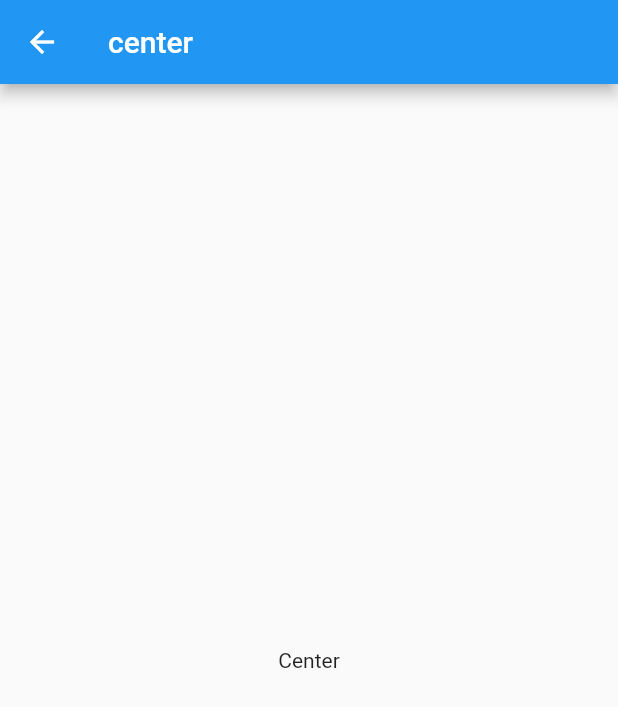
After one commit to kobeLw/Flutter_examle, a Flutter app: the Example2Page screen opened directly, after a tap on the "airport shuttle" icon, after a tap on the "add" icon, on a phone screen of 412 x 824 dp. The commit adds this screen. Shown: the top 707 px of the screen. Run offline on Flutter 3.47's test engine with Material 2 defaults, Android fonts, the phone set to English and light mode, and no system bars.

Commit message:
example2

```diff
--- /dev/null
+++ b/lib/example2/CenterPage.dart
@@ -0,0 +1,13 @@
+import 'package:flutter/material.dart';
+
+class CenterPageScreen extends StatelessWidget {
+  @override
+  Widget build(BuildContext context) {
+    return Scaffold(
+      appBar: AppBar(title: Text('center')),
+      body:Center(
+        child: Text('Center'),
+      )
+    );
+  }
+}
--- /dev/null
+++ b/lib/example2/bottom_appBar_demo.dart
@@ -0,0 +1,69 @@
+import 'package:flutter/material.dart';
+import 'package:flutter/rendering.dart';
+import 'homePage.dart';
+import 'mePage.dart';
+import 'CenterPage.dart';
+
+
+class BottomAppBarDemo extends StatefulWidget {
+  @override
+  _BottomAppBarDemoState createState() => _BottomAppBarDemoState();
+}
+
+class _BottomAppBarDemoState extends State<BottomAppBarDemo> {
+  int _currentIndex = 0;
+  List <Widget>pageList = [HomePageScreen(), CenterPageScreen(), MePageScreen()];
+
+  @override
+  Widget build(BuildContext context) {
+    return Scaffold(
+      body: pageList[_currentIndex],
+      floatingActionButton: FloatingActionButton(
+        onPressed: () {
+          Navigator.of(context).push(
+            MaterialPageRoute(
+              builder: (BuildContext context) {
+                return CenterPageScreen();
+              }
+            )
+          );
+        },
+        tooltip: 'Increment',
+        child: Icon(
+          Icons.add,
+          color: Colors.white
+        ),
+      ),
+      floatingActionButtonLocation: FloatingActionButtonLocation.centerDocked,
+      bottomNavigationBar: BottomAppBar(
+        color: Colors.lightBlue,
+        shape: CircularNotchedRectangle(),
+        child: Row(
+          mainAxisSize: MainAxisSize.max,
+          mainAxisAlignment: MainAxisAlignment.spaceAround,
+          children: <Widget>[
+            IconButton(
+               icon:Icon(Icons.home),
+               color:Colors.white,
+               onPressed:(){
+                 setState(() {
+                   _currentIndex = 0;
+                 });
+               }
+             ),
+             IconButton(
+               icon:Icon(Icons.airport_shuttle),
+               color:Colors.white,
+               onPressed:(){
+                 setState(() {
+                   _currentIndex = 2;
+                 });
+               }
+             )
+          ],
+        ),
+
+      )
+    );
+  }
+}
--- /dev/null
+++ b/lib/example2/example2.dart
@@ -0,0 +1,16 @@
+import 'package:flutter/material.dart';
+import './bottom_appBar_demo.dart';
+
+void main() => runApp(Example2Page());
+
+class Example2Page extends StatelessWidget {
+
+  @override
+  Widget build(BuildContext context) {
+    return Scaffold(
+      appBar: AppBar(title: Text('example2')),
+      body: BottomAppBarDemo()
+    );
+  }
+
+}
--- /dev/null
+++ b/lib/example2/homePage.dart
@@ -0,0 +1,12 @@
+import 'package:flutter/material.dart';
+
+class HomePageScreen extends StatelessWidget {
+  @override
+  Widget build(BuildContext context) {
+    return Scaffold(
+      body:Center(
+        child: Text('HOME'),
+      )
+    );
+  }
+}
--- /dev/null
+++ b/lib/example2/mePage.dart
@@ -0,0 +1,12 @@
+import 'package:flutter/material.dart';
+
+class MePageScreen extends StatelessWidget {
+  @override
+  Widget build(BuildContext context) {
+    return Scaffold(
+      body:Center(
+        child: Text('Me'),
+      )
+    );
+  }
+}
--- a/lib/main.dart
+++ b/lib/main.dart
@@ -1,10 +1,13 @@
 import 'package:flutter/material.dart';
 import './example1/example1.dart';
+import './example2/example2.dart';
 
 void main() => runApp(MyApp());
 
 class MyApp extends StatelessWidget {
-  var titleArr = ["example1", "example2", "example3"];
+  var titleArr = ["example1", "example2"];
+  var pushPage = [Example1Page(), Example2Page()];
+
   @override
   Widget build(BuildContext context) {
     return MaterialApp(
@@ -23,7 +26,7 @@ class MyApp extends StatelessWidget {
             onTap: () {
               Navigator.push(context,
                 MaterialPageRoute(
-                  builder: (context) => new Example1Page()
+                  builder: (context) => pushPage[index]
                 )
               );
             },
```
